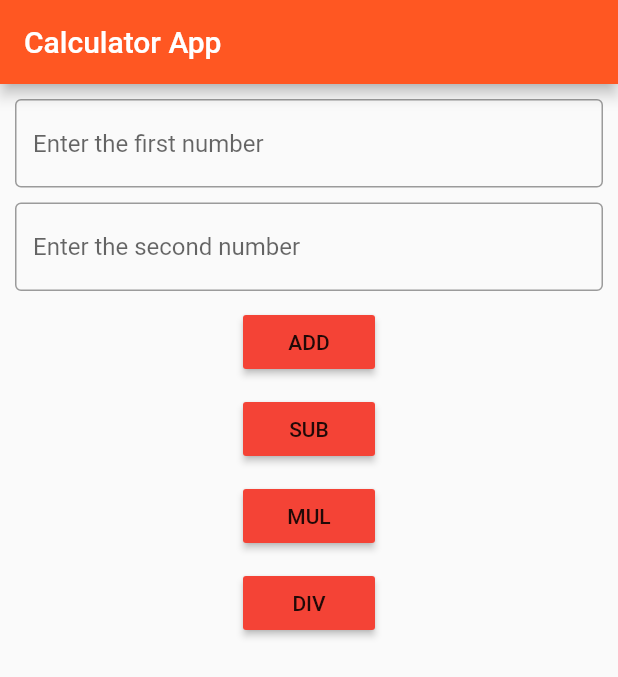
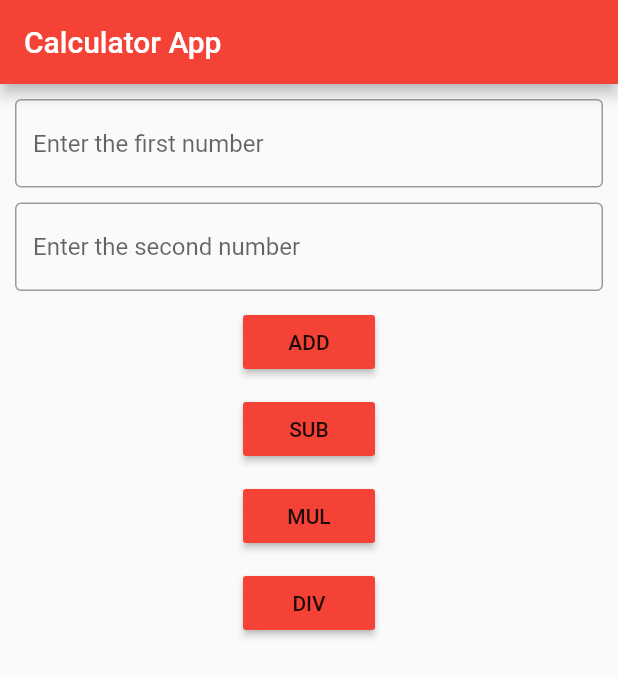
Before and after one commit to meghats123/Flutter-Calculator-App, a Flutter app: the screen it shows after launch, on a phone screen of 412 x 824 dp. Shown: the top 677 px of the screen. Run offline on Flutter 3.47's test engine with Material 2 defaults, Android fonts, the phone set to English and light mode, and no system bars.

Commit message:
appbar color changed to RED

```diff
--- a/lib/main.dart
+++ b/lib/main.dart
@@ -14,7 +14,7 @@ class MyApp extends StatelessWidget {
       home: Scaffold(
         appBar: AppBar(
           title: Text("Calculator App"),
-          backgroundColor: Colors.deepOrange,
+          backgroundColor: Colors.red,
         ),
         body: Container(
           padding: EdgeInsets.all(10.0),
```
